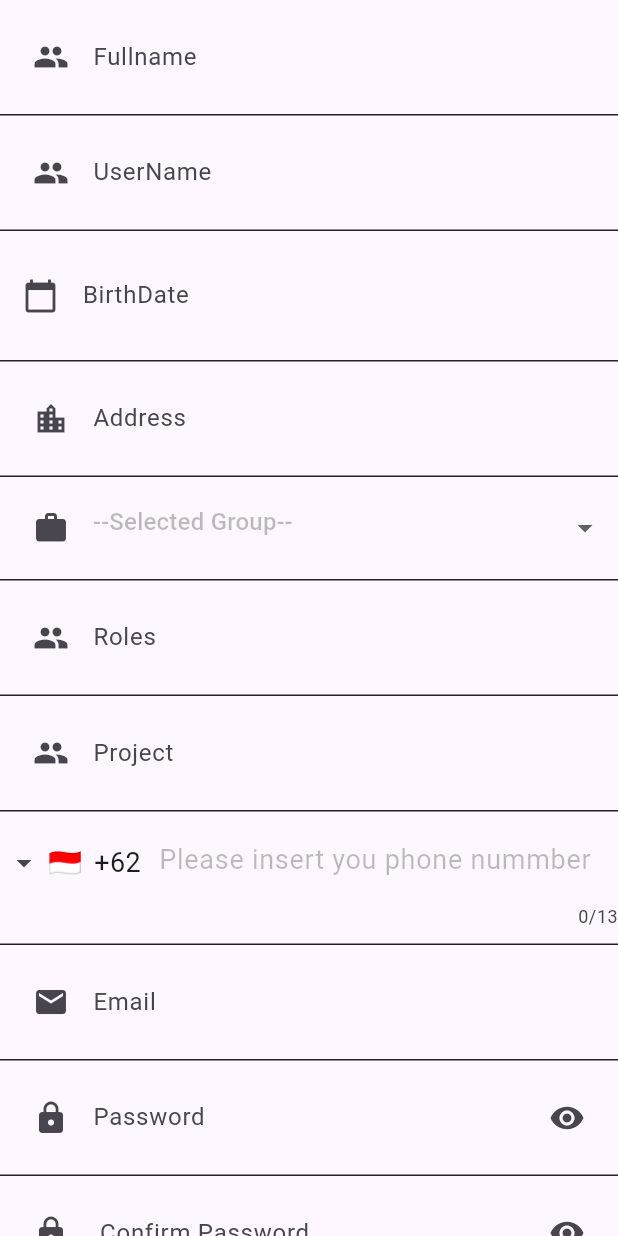
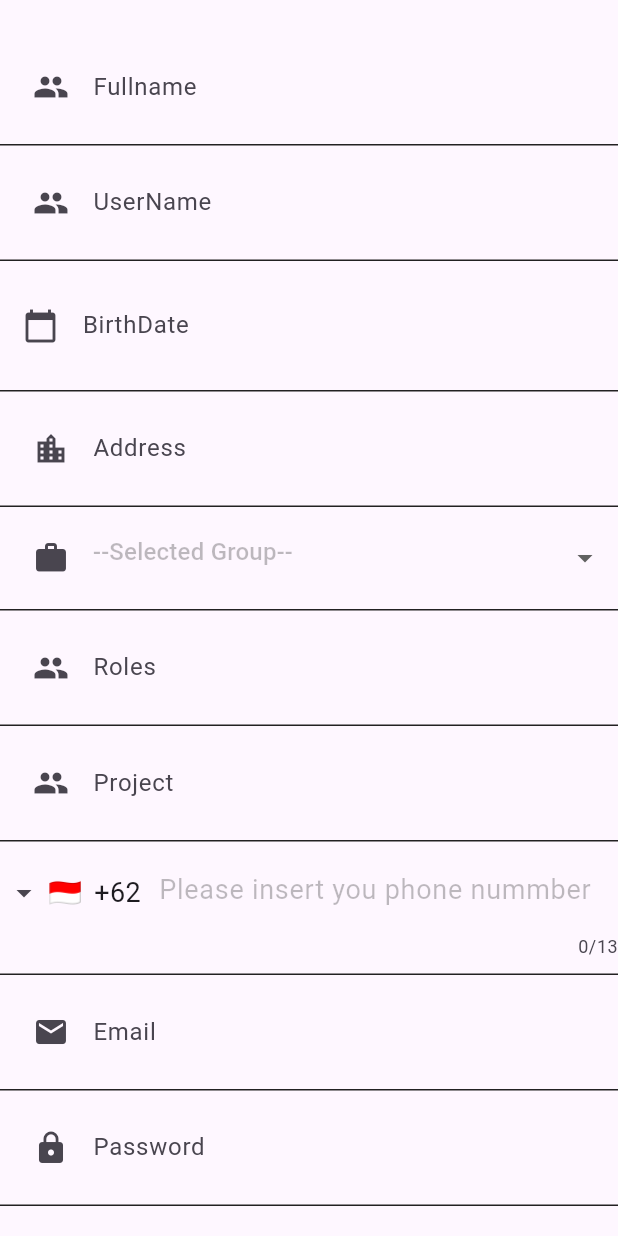
Before and after one commit to dimasAndri1412/FlutterApps-TogetherApps, a Flutter app: what addUserField() shows on an empty page, opened directly, on a phone screen of 412 x 824 dp. Run offline on Flutter 3.47's test engine with Material 3 defaults, Android fonts, the phone set to English and light mode, and no system bars; drawn by our look-alikes of intl_phone_field; our stand-ins replace drop_shadow_image, faker, flutter_slidable, get, syncfusion_flutter_charts; missing offline and left inert: dropdownfield2.

Commit message:
menghapus validasi password dan disable edit kolom password dan menambahkan kontroler insert data untuk grup

```diff
--- a/lib/Registration/addMenuField.dart
+++ b/lib/Registration/addMenuField.dart
@@ -183,8 +183,7 @@
                           RolesController.clear();
                           PassController.clear();
                         }
-                      }
-                      );
+                      });
                     },
                     validator: (value) {
                       if (value == null || value.isEmpty) {
@@ -192,8 +191,7 @@
                       }
                       return null;
                     },
-                  )
-              ),
+                  )),
               Container(
                 padding: EdgeInsets.all(10),
                 decoration: BoxDecoration(
@@ -298,72 +296,73 @@
                     obscureText: passHiding,
                     keyboardType: TextInputType.emailAddress,
                     controller: PassController,
+                    readOnly: true,
                     decoration: InputDecoration(
                       labelText: 'Password',
                       hintText: 'Please Insert your password',
                       hintStyle: TextStyle(color: Colors.black26),
                       border: InputBorder.none,
                       prefixIcon: Icon(Icons.lock),
-                      suffixIcon: IconButton(
-                        icon: Icon(passHiding
-                            ? Icons.visibility_off
-                            : Icons.visibility),
-                        onPressed: () {
-                          setState(
-                            () {
-                              passHiding = !passHiding;
-                            },
-                          );
-                        },
-                      ),
+                      // suffixIcon: IconButton(
+                      //   icon: Icon(passHiding
+                      //       ? Icons.visibility_off
+                      //       : Icons.visibility),
+                      //   onPressed: () {
+                      //     setState(
+                      //       () {
+                      //         passHiding = !passHiding;
+                      //       },
+                      //     );
+                      //   },
+                      // ),
                     ),
-                    validator: (value) {
-                      if (value == null || value.isEmpty) {
-                        return 'Password can not empty!';
-                      } else if (value.length < 8) {
-                        PassController.clear();
-                        return 'Password Should be greater than 8 characters';
-                      }
-                      return null;
-                    },
+                    // validator: (value) {
+                    //   if (value == null || value.isEmpty) {
+                    //     return 'Password can not empty!';
+                    //   } else if (value.length < 8) {
+                    //     PassController.clear();
+                    //     return 'Password Should be greater than 8 characters';
+                    //   }
+                    //   return null;
+                    // },
                   )),
-              Container(
-                padding: EdgeInsets.all(10),
-                decoration: BoxDecoration(
-                    border: Border(bottom: BorderSide(color: Colors.black87))),
-                child: TextFormField(
-                  obscureText: passHiding,
-                  keyboardType: TextInputType.emailAddress,
-                  controller: PassController,
-                  decoration: InputDecoration(
-                    labelText: ' Confirm Password',
-                    hintText: 'Please Insert your password',
-                    hintStyle: TextStyle(color: Colors.black26),
-                    border: InputBorder.none,
-                    prefixIcon: Icon(Icons.lock),
-                    suffixIcon: IconButton(
-                      icon: Icon(
-                          passHiding ? Icons.visibility_off : Icons.visibility),
-                      onPressed: () {
-                        setState(
-                          () {
-                            passHiding = !passHiding;
-                          },
-                        );
-                      },
-                    ),
-                  ),
-                   validator: (value) {
-                     if (value == null || value.isEmpty) {
-                       return 'Password can not empty!';
-                     } else if (value != PassController.text) {
-                       ConfPassController.clear();
-                       return "Sorry Password Not Match!";
-                     }
-                     return null;
-                   },
-                ),
-              )
+              // Container(
+              //   padding: EdgeInsets.all(10),
+              //   decoration: BoxDecoration(
+              //       border: Border(bottom: BorderSide(color: Colors.black87))),
+              //   child: TextFormField(
+              //     obscureText: passHiding,
+              //     keyboardType: TextInputType.emailAddress,
+              //     controller: PassController,
+              //     decoration: InputDecoration(
+              //       labelText: ' Confirm Password',
+              //       hintText: 'Please Insert your password',
+              //       hintStyle: TextStyle(color: Colors.black26),
+              //       border: InputBorder.none,
+              //       prefixIcon: Icon(Icons.lock),
+              //       suffixIcon: IconButton(
+              //         icon: Icon(
+              //             passHiding ? Icons.visibility_off : Icons.visibility),
+              //         onPressed: () {
+              //           setState(
+              //             () {
+              //               passHiding = !passHiding;
+              //             },
+              //           );
+              //         },
+              //       ),
+              //     ),
+              //      validator: (value) {
+              //        if (value == null || value.isEmpty) {
+              //          return 'Password can not empty!';
+              //        } else if (value != PassController.text) {
+              //          ConfPassController.clear();
+              //          return "Sorry Password Not Match!";
+              //        }
+              //        return null;
+              //      },
+              //   ),
+              // )
             ],
           ),
         )
--- a/lib/controller/save_data_controller.dart
+++ b/lib/controller/save_data_controller.dart
@@ -11,7 +11,7 @@
         "USERNAME": UserNameController.text,
         "birth_date": BirthDateController.text,
         "address": AddressController.text,
-        // "grup": addUserField.grupController.text,
+        "grup": ProjectController.text,
         "ROLE": RolesController.text,
         "phone_number": PhoneNumbersController.text,
         "email_address": EmailController.text,
@@ -34,6 +34,7 @@
     EmailController.clear();
     PassController.clear();
     ConfPassController.clear();
+    ProjectController.clear();
   }
 }
 
```
